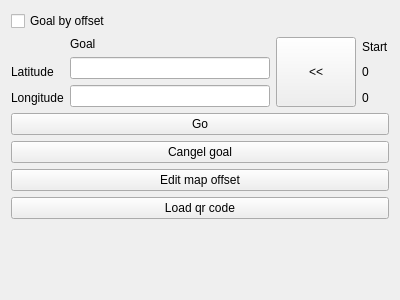
Before: the Qt Designer form mrvk_gui/ui/Widgets/MoveBase/MoveBaseControl.ui in MatejBartosovic/mrvk_project, drawn with Qt 5.
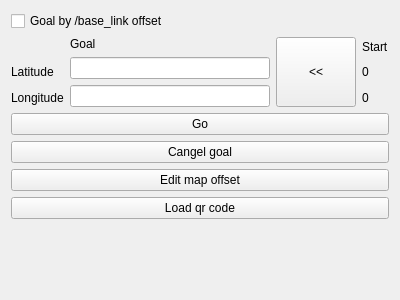
After: the same form once the commit is applied.

Commit message: make UI beautiful

The edit to the form file:
```diff
--- a/mrvk_gui/ui/Widgets/MoveBase/MoveBaseControl.ui
+++ b/mrvk_gui/ui/Widgets/MoveBase/MoveBaseControl.ui
@@ -22,7 +22,7 @@
    <item>
     <widget class="QCheckBox" name="goalByOffset_cbx">
      <property name="text">
-      <string>Goal by offset</string>
+      <string>Goal by /base_link offset</string>
      </property>
     </widget>
    </item>
```
Left out of the diff: 9 changed lines with no effect on the pictures. The commit also changes 4 other files.
